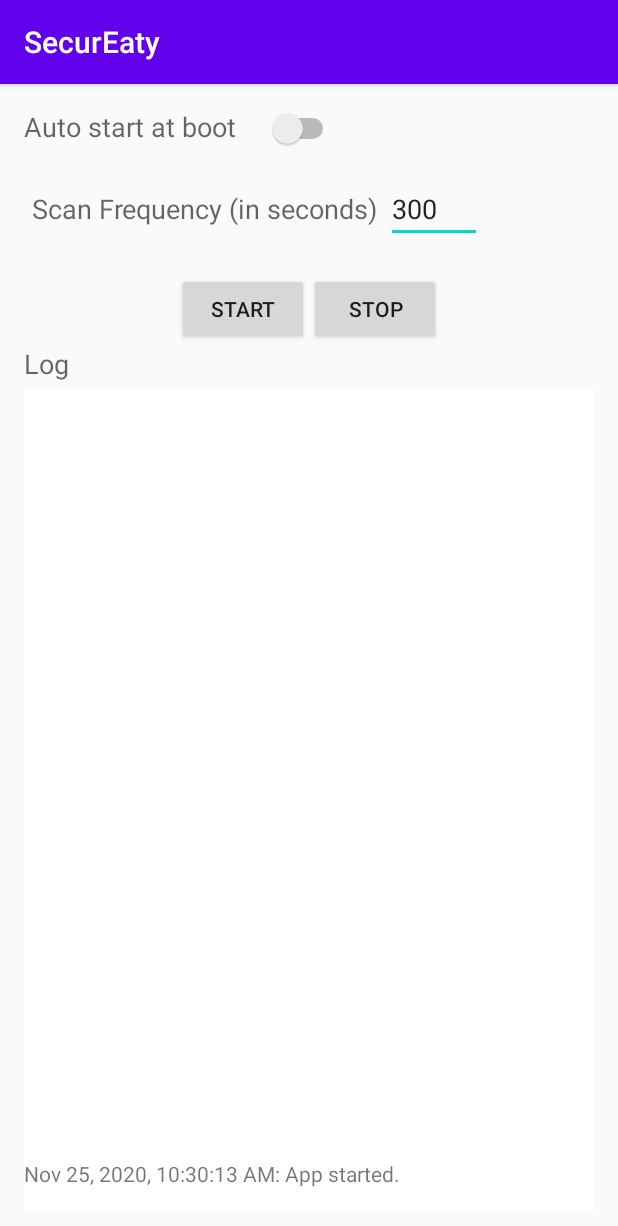
After one commit to apeksha047/SecurEaty, an Android app: the KarmaAttackDetector screen opened directly, with no data from a screen before it, on a phone screen of 412 x 824 dp. The commit adds this screen. Shown: the top 1226 px of the screen. Run offline under Robolectric (Android 15) with nearby library versions, the phone set to English and light mode, and no system bars.

Commit message:
karmaAttackDetector--1.0

```diff
--- /dev/null
+++ b/app/src/main/java/com/example/secureaty/KarmaAttackDetector.java
@@ -0,0 +1,144 @@
+package com.example.secureaty;
+
+import androidx.appcompat.app.AppCompatActivity;
+
+import android.os.Bundle;
+import android.content.BroadcastReceiver;
+import android.content.Context;
+import android.content.Intent;
+import android.content.IntentFilter;
+import android.content.SharedPreferences;
+import android.content.pm.ActivityInfo;
+import android.text.Editable;
+import android.text.TextWatcher;
+import android.text.method.ScrollingMovementMethod;
+import android.view.View;
+import android.widget.CompoundButton;
+import android.widget.EditText;
+import android.widget.Switch;
+import android.widget.TextView;
+import java.text.DateFormat;
+import java.util.Date;
+
+public class KarmaAttackDetector extends AppCompatActivity {
+
+    private final ResponseReceiver receiver = new ResponseReceiver();
+    private SharedPreferences sharedPreferences;
+    private SharedPreferences.Editor editor;
+
+    private final CompoundButton.OnCheckedChangeListener autoStartSwitchWatcher = new CompoundButton.OnCheckedChangeListener() {
+        @Override
+        public void onCheckedChanged(CompoundButton buttonView, boolean isChecked) {
+            editor = sharedPreferences.edit();
+            editor.putBoolean("autoStart", isChecked);
+            editor.apply();
+        }
+    };
+    private Intent wifiScannerIntent;
+    private TextView textViewLog;
+    private EditText scanFrequencyText;
+    private int scanFrequency;
+    private final TextWatcher frequencyScanTextWatcher = new TextWatcher() {
+        @Override
+        public void beforeTextChanged(CharSequence s, int start, int count, int after) {
+
+        }
+
+        @Override
+        public void onTextChanged(CharSequence s, int start, int before, int count) {
+
+        }
+
+        public void afterTextChanged(Editable s) {
+            try {
+                scanFrequency = Integer.parseInt(s.toString());
+                if (scanFrequency < 5)
+                    scanFrequency = 5;
+            } catch (Exception e) {
+                scanFrequency = 5;
+            }
+
+            editor = sharedPreferences.edit();
+            editor.putInt("scanFrequency", scanFrequency);
+            editor.apply();
+        }
+    };
+    private Switch autoStartSwitch;
+
+    @Override
+    protected void onCreate(Bundle savedInstanceState) {
+        setRequestedOrientation(ActivityInfo.SCREEN_ORIENTATION_PORTRAIT);
+        super.onCreate(savedInstanceState);
+        setContentView(R.layout.activity_karma_attack_detector);
+        textViewLog = (TextView) findViewById(R.id.textViewLog);
+        wifiScannerIntent = new Intent(this, WiFiScannerService.class);
+        textViewLog.setMovementMethod(new ScrollingMovementMethod());
+        sharedPreferences = getSharedPreferences("karmaDetectorPrefs", Context.MODE_PRIVATE);
+        scanFrequencyText = (EditText) findViewById(R.id.scanFrequency);
+        scanFrequencyText.addTextChangedListener(frequencyScanTextWatcher);
+        autoStartSwitch = (Switch) findViewById(R.id.switchAutoStart);
+        autoStartSwitch.setOnCheckedChangeListener(autoStartSwitchWatcher);
+        loadPrefs();
+        addToLog("App started.");
+
+    }
+
+
+    @Override
+    protected void onDestroy() {
+        stopService(wifiScannerIntent);
+        unregisterReceiver(receiver);
+        super.onDestroy();
+    }
+
+    @Override
+    protected void onResume() {
+        super.onResume();
+        loadPrefs();
+        registerReceiver(receiver, new IntentFilter(ResponseReceiver.ACTION_RESP));
+    }
+
+    public void startScanner(View v) {
+        startService(wifiScannerIntent);
+        addToLog("Requested scan service start.");
+    }
+
+    public void stopScanner(View v) {
+        stopService(wifiScannerIntent);
+        addToLog("Requested scan service stop.");
+    }
+
+    private void addToLog(String content) {
+        final int LOG_MAX_BUFFER = 2000;
+        // lame log rotation implementation
+        if (textViewLog.length() > LOG_MAX_BUFFER)
+            textViewLog.setText(textViewLog.getText().toString().substring(100, textViewLog.length()));
+        String currentDateTimeString = DateFormat.getDateTimeInstance().format(new Date());
+        textViewLog.append(currentDateTimeString + ": " + content + "\n");
+    }
+
+    private void loadPrefs() {
+        autoStartSwitch.setChecked(sharedPreferences.getBoolean("autoStart", false));
+        scanFrequency = sharedPreferences.getInt("scanFrequency", 0);
+        if (scanFrequency == 0) {
+            editor = sharedPreferences.edit();
+            int DEFAULT_SCAN_FREQ = 300;
+            editor.putInt("scanFrequency", DEFAULT_SCAN_FREQ);
+            editor.apply();
+            scanFrequencyText.setText("" + DEFAULT_SCAN_FREQ);
+        } else {
+            scanFrequencyText.setText("" + scanFrequency);
+        }
+    }
+
+    public class ResponseReceiver extends BroadcastReceiver {
+        public static final String ACTION_RESP = "com.pmbento.karmadetector.wifiscannerservice.response";
+
+        @Override
+        public void onReceive(Context context, Intent intent) {
+            if (intent.getAction().equals(ACTION_RESP)) {
+                addToLog(intent.getStringExtra("message"));
+            }
+        }
+    }
+}
--- /dev/null
+++ b/app/src/main/res/layout/activity_karma_attack_detector.xml
@@ -0,0 +1,109 @@
+<?xml version="1.0" encoding="utf-8"?>
+<LinearLayout xmlns:android="http://schemas.android.com/apk/res/android"
+    xmlns:app="http://schemas.android.com/apk/res-auto"
+    xmlns:tools="http://schemas.android.com/tools"
+    android:orientation="vertical"
+    android:layout_width="match_parent"
+    android:layout_height="match_parent"
+    android:paddingBottom="@dimen/activity_vertical_margin"
+    android:paddingLeft="@dimen/activity_horizontal_margin"
+    android:paddingRight="@dimen/activity_horizontal_margin"
+    android:paddingTop="@dimen/activity_vertical_margin"
+    tools:context=".KarmaAttackDetector">
+
+    <LinearLayout
+        android:layout_width="match_parent"
+        android:layout_height="wrap_content"
+        android:layout_gravity="center"
+        android:orientation="horizontal">
+
+        <TextView
+            android:id="@+id/textViewBootLabel"
+            android:layout_width="wrap_content"
+            android:layout_height="wrap_content"
+            android:layout_marginBottom="20dp"
+            android:text="Auto start at boot"
+            android:textAppearance="?android:attr/textAppearanceMedium" />
+
+        <Switch
+            android:id="@+id/switchAutoStart"
+            android:layout_width="wrap_content"
+            android:layout_height="wrap_content"
+            android:checked="false"
+            android:paddingLeft="20dp" />
+    </LinearLayout>
+
+
+    <LinearLayout
+        android:layout_width="305dp"
+        android:layout_height="wrap_content"
+        android:layout_gravity="left"
+        android:orientation="horizontal"
+        android:weightSum="1">
+
+        <TextView
+            android:id="@+id/textViewScanFreqLabel"
+            android:layout_width="wrap_content"
+            android:layout_height="wrap_content"
+            android:labelFor="@+id/scanFrequency"
+            android:padding="5dp"
+            android:text="Scan Frequency (in seconds)"
+            android:textAppearance="?android:attr/textAppearanceMedium" />
+
+        <EditText
+            android:id="@+id/scanFrequency"
+            android:layout_width="10dp"
+            android:layout_height="wrap_content"
+            android:layout_weight="1"
+            android:inputType="number"
+            android:lines="1"
+            android:maxLength="6"
+            android:singleLine="true"
+            tools:text="123456" />
+
+    </LinearLayout>
+
+    <LinearLayout
+        android:layout_width="match_parent"
+        android:layout_height="wrap_content"
+        android:layout_gravity="center"
+        android:layout_marginTop="20dp"
+        android:gravity="center_horizontal"
+        android:orientation="horizontal">
+
+        <Button
+            android:id="@+id/buttonStart"
+            android:layout_width="wrap_content"
+            android:layout_height="wrap_content"
+            android:onClick="startScanner"
+            android:text="Start" />
+
+        <Button
+            android:id="@+id/buttonStop"
+            android:layout_width="wrap_content"
+            android:layout_height="wrap_content"
+            android:onClick="stopScanner"
+            android:text="Stop" />
+    </LinearLayout>
+
+    <TextView
+        android:id="@+id/textViewLogLabel"
+        android:layout_width="wrap_content"
+        android:layout_height="wrap_content"
+        android:paddingBottom="5dp"
+        android:text="Log"
+        android:textAppearance="?android:attr/textAppearanceMedium" />
+
+    <TextView
+        android:id="@+id/textViewLog"
+        android:layout_width="fill_parent"
+        android:layout_height="fill_parent"
+        android:background="@drawable/abc_cab_background_internal_bg"
+        android:gravity="bottom"
+        android:maxLines="20"
+        android:scrollIndicators="right"
+        android:textAppearance="@style/Base.TextAppearance.AppCompat.Small"
+        android:textIsSelectable="false"
+        tools:text="Test log entry" />
+
+</LinearLayout>
```
Also changed, not shown: app/src/main/AndroidManifest.xml (+19 -4 lines), app/src/main/java/com/example/secureaty/MainActivity.java (+16 -2 lines), app/src/main/java/com/example/secureaty/WiFiScannerService.java (added, +260 -0 lines), app/src/main/res/layout/activity_main.xml (+16 -2 lines), 1 other file.
